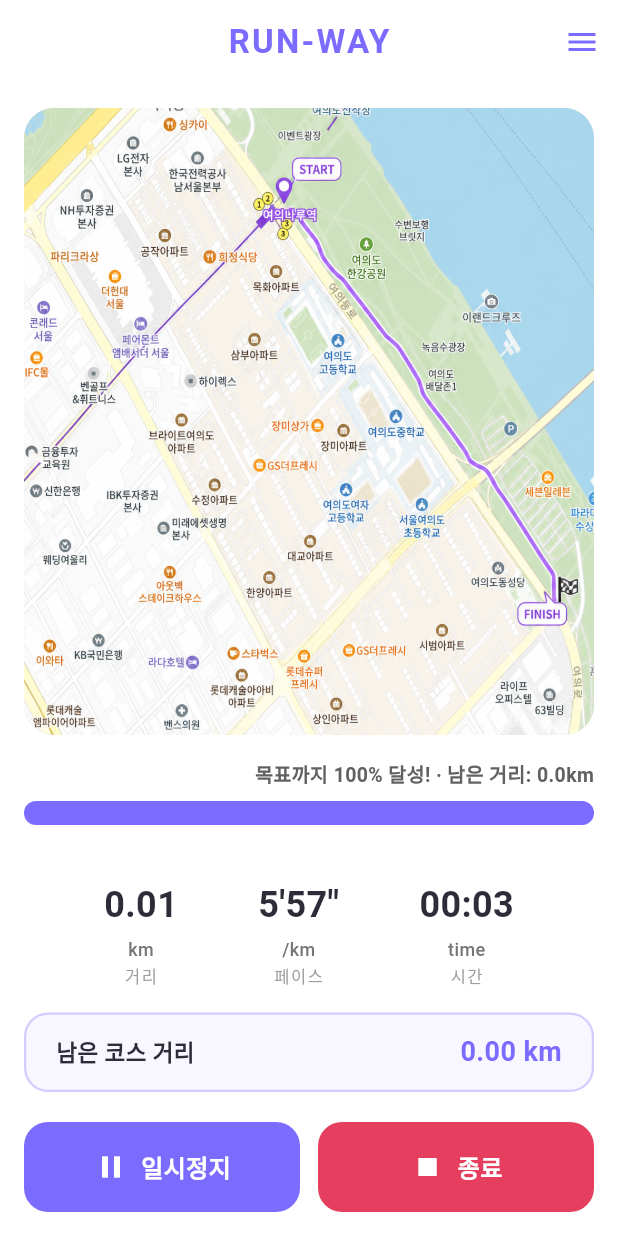
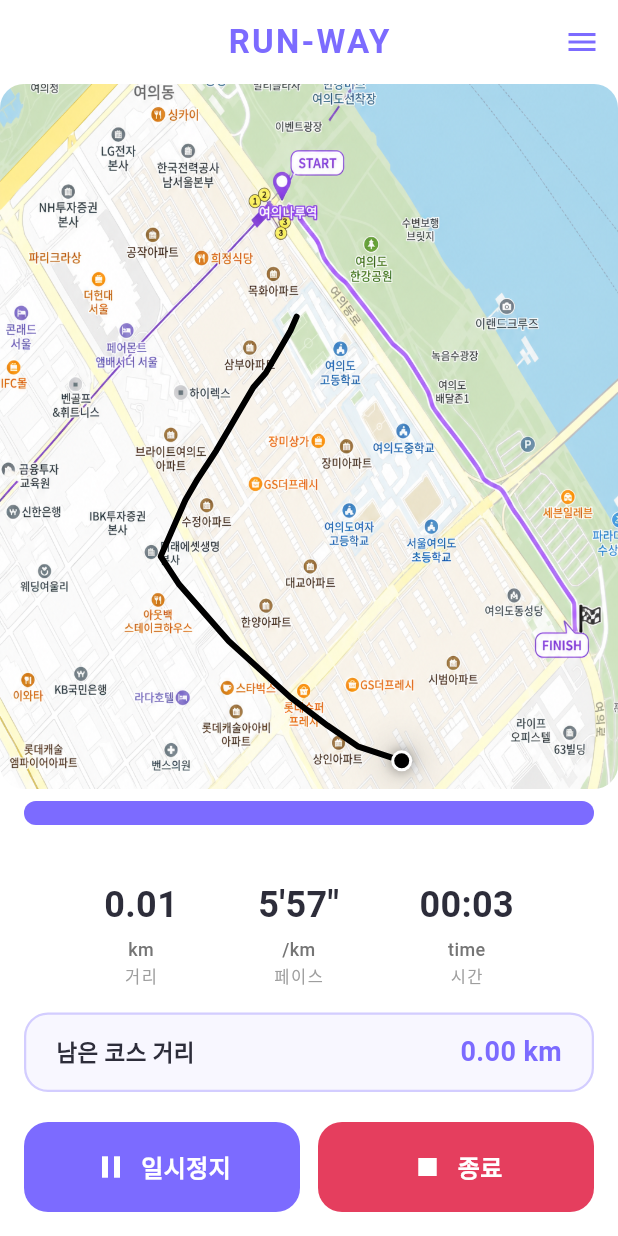
Before and after one commit to teaywood/runway-app, a Flutter app: the CourseRunningScreen screen opened directly with empty values, after a tap on the "menu" icon, on a phone screen of 412 x 824 dp. Run offline on Flutter 3.47's test engine with Material 3 defaults, Android fonts, the light colour scheme and no system bars; our stand-ins replace image_picker.

Commit message:
중간 점검

```diff
--- a/runway/lib/screen/my_room/my_room_screen.dart
+++ b/runway/lib/screen/my_room/my_room_screen.dart
@@ -147,15 +147,6 @@ class _RoomHeader extends StatelessWidget {
             color: AppColors.primary,
           ),
         ),
-        SizedBox(height: 2),
-        Text(
-          '나의 런웨이',
-          style: TextStyle(
-            fontSize: 22,
-            fontWeight: FontWeight.w800,
-            color: AppColors.textPrimary,
-          ),
-        ),
       ],
     );
   }
--- a/runway/lib/screen/run_screen/home/widgets/course_selection.dart
+++ b/runway/lib/screen/run_screen/home/widgets/course_selection.dart
@@ -238,7 +238,7 @@ class _ConditionBadge extends StatelessWidget {
               color: AppColors.primary, size: 18),
           const SizedBox(width: 8),
           Text(
-            '${distance.toStringAsFixed(1)} km  ·  $courseType  ·  안심 기본 적용',
+            '${distance.toStringAsFixed(1)} km  ·  $courseType',
             style: const TextStyle(
               color:      AppColors.primary,
               fontSize:   13,
--- a/runway/lib/screen/run_screen/running/course_running_screen.dart
+++ b/runway/lib/screen/run_screen/running/course_running_screen.dart
@@ -36,7 +36,6 @@ class _CourseRunningScreenState extends State<CourseRunningScreen>
   }
 
   void _onStop() {
-    // ── 종료 시점의 진행률을 캡처 ──
     final finalProgress =
         (distance / widget.targetDistance).clamp(0.0, 1.0);
 
@@ -50,7 +49,7 @@ class _CourseRunningScreenState extends State<CourseRunningScreen>
           pace: formattedPace,
           calories: estimatedCalories,
           courseImagePath: widget.courseImagePath,
-          progress: finalProgress, // ← 추가
+          progress: finalProgress,
         ),
       ),
     );
@@ -58,7 +57,7 @@ class _CourseRunningScreenState extends State<CourseRunningScreen>
 
   @override
   Widget build(BuildContext context) {
-    // 🎯 진행률 계산 (Course 고유)
+    // 🎯 진행률 계산
     final progressRate =
         (distance / widget.targetDistance).clamp(0.0, 1.0);
     final remainingDistance =
@@ -70,13 +69,14 @@ class _CourseRunningScreenState extends State<CourseRunningScreen>
       body: SafeArea(
         child: Column(
           children: [
-            // 지도 (코스 이미지 + AI 경로선 칩)
+            // 지도 + 실시간 경로 트래킹
             Expanded(
               child: RunMapArea(
                 courseImagePath: widget.courseImagePath,
+                trackingProgress: progressRate, // ← 추가!
               ),
             ),
-            // 진행률 바 (Course 고유)
+            // 진행률 바
             CourseProgressSection(
               progressRate: progressRate,
               remainingDistance: remainingDistance,
@@ -100,7 +100,7 @@ class _CourseRunningScreenState extends State<CourseRunningScreen>
                 ],
               ),
             ),
-            // 컨트롤 바 (공통)
+            // 컨트롤 바
             RunControlBar(
               isPaused: isPaused,
               onPauseToggle: togglePause,
--- a/runway/lib/screen/run_screen/running/widgets/course_progress_section.dart
+++ b/runway/lib/screen/run_screen/running/widgets/course_progress_section.dart
@@ -23,15 +23,6 @@ class CourseProgressSection extends StatelessWidget {
           child: Column(
             crossAxisAlignment: CrossAxisAlignment.end,
             children: [
-              Text(
-                '목표까지 ${(progressRate * 100).toStringAsFixed(0)}% 달성! · '
-                '남은 거리: ${remainingDistance.toStringAsFixed(1)}km',
-                style: TextStyle(
-                  fontSize: 13,
-                  fontWeight: FontWeight.w600,
-                  color: Colors.grey[700],
-                ),
-              ),
               const SizedBox(height: 8),
               ClipRRect(
                 borderRadius: BorderRadius.circular(12),
--- a/runway/lib/screen/run_screen/running/widgets/run_map_area.dart
+++ b/runway/lib/screen/run_screen/running/widgets/run_map_area.dart
@@ -1,55 +1,175 @@
 // lib/screen/run_screen/running/widgets/run_map_area.dart
+import 'dart:math';
 import 'package:flutter/material.dart';
 
-/// 공통 지도 영역 (mock).
-/// [courseImagePath]가 주어지면 해당 코스 이미지를 표시.
+/// ═══════════════════════════════════════════════════════════
+/// 🗺️ RUN MAP AREA — 코스 이미지 + 실시간 경로 트래킹
+/// ═══════════════════════════════════════════════════════════
+
+/// 코스별 더미 경로 데이터 (비율 좌표 0.0~1.0)
+const Map<String, List<Offset>> kCourseRoutes = {
+  'assets/images/course_2.png': [
+    Offset(0.48, 0.33), // START (여의나루역)
+    Offset(0.47, 0.35),
+    Offset(0.45, 0.38),
+    Offset(0.43, 0.41),
+    Offset(0.41, 0.43),
+    Offset(0.39, 0.46),
+    Offset(0.37, 0.49),
+    Offset(0.35, 0.52),
+    Offset(0.32, 0.56),
+    Offset(0.30, 0.59),
+    Offset(0.28, 0.63),
+    Offset(0.26, 0.67),
+    Offset(0.29, 0.71),
+    Offset(0.33, 0.75),
+    Offset(0.37, 0.79),
+    Offset(0.42, 0.83),
+    Offset(0.47, 0.87),
+    Offset(0.53, 0.91),
+    Offset(0.58, 0.94),
+    Offset(0.65, 0.96), // FINISH
+  ],
+};
+
 class RunMapArea extends StatelessWidget {
-  final String? courseImagePath;
+  final String courseImagePath;
 
-  const RunMapArea({super.key, this.courseImagePath});
+  /// 0.0 ~ 1.0 — 전체 경로 중 현재까지 진행된 비율
+  final double trackingProgress;
+
+  const RunMapArea({
+    super.key,
+    this.courseImagePath = '',
+    this.trackingProgress = 0.0,
+  });
 
   @override
   Widget build(BuildContext context) {
-    return Padding(
-      padding: const EdgeInsets.all(16),
-      child: Container(
-        width: double.infinity,
-        height: double.infinity,
-        decoration: BoxDecoration(
-          color: Colors.grey[300],
-          borderRadius: BorderRadius.circular(20),
-        ),
-        child: ClipRRect(
-          borderRadius: BorderRadius.circular(20),
-          child: courseImagePath != null
-              ? Image.asset(
-                  courseImagePath!,
-                  fit: BoxFit.cover,
-                  width: double.infinity,
-                  height: double.infinity,
-                  errorBuilder: (_, __, ___) => _MapPlaceholder(),
-                )
-              : _MapPlaceholder(),
-        ),
+    final route = kCourseRoutes[courseImagePath];
+
+    return ClipRRect(
+      borderRadius: BorderRadius.circular(16),
+      child: Stack(
+        fit: StackFit.expand,
+        children: [
+          // ── Layer 1: 코스 이미지 ──
+          if (courseImagePath.isNotEmpty)
+            Image.asset(
+              courseImagePath,
+              fit: BoxFit.cover,
+            )
+          else
+            Container(
+              color: const Color(0xFFF0F0F0),
+              child: const Center(
+                child: Text(
+                  '🗺️ MAP AREA',
+                  style: TextStyle(
+                    fontSize: 18,
+                    color: Color(0xFF999999),
+                  ),
+                ),
+              ),
+            ),
+
+          // ── Layer 2: 경로 트래킹 오버레이 ──
+          if (route != null && trackingProgress > 0)
+            CustomPaint(
+              painter: _RouteTrackingPainter(
+                fullRoute: route,
+                progress: trackingProgress,
+              ),
+            ),
+        ],
       ),
     );
   }
 }
 
-/// 이미지 없을 때 기본 플레이스홀더
-class _MapPlaceholder extends StatelessWidget {
+/// ─── CustomPainter: 경로선 + 글로우 dot ───
+class _RouteTrackingPainter extends CustomPainter {
+  final List<Offset> fullRoute;
+  final double progress; // 0.0 ~ 1.0
+
+  _RouteTrackingPainter({
+    required this.fullRoute,
+    required this.progress,
+  });
+
   @override
-  Widget build(BuildContext context) {
-    return Center(
-      child: Text(
-        '🗺️ MAP AREA',
-        style: TextStyle(
-          fontSize: 16,
-          fontWeight: FontWeight.w600,
-          color: Colors.grey[600],
-          letterSpacing: 2,
-        ),
-      ),
-    );
+  void paint(Canvas canvas, Size size) {
+    if (fullRoute.length < 2 || progress <= 0) return;
+
+    // ── 비율 좌표 → 실제 픽셀 좌표 변환 ──
+    final points = fullRoute
+        .map((p) => Offset(p.dx * size.width, p.dy * size.height))
+        .toList();
+
+    // ── 현재까지 그릴 점 개수 ──
+    final totalSegments = points.length - 1;
+    final progressIndex = progress * totalSegments;
+    final completedIndex = progressIndex.floor();
+    final segmentFraction = progressIndex - completedIndex;
+
+    // ── 그릴 점 리스트 구성 ──
+    final drawPoints = <Offset>[];
+    for (int i = 0; i <= min(completedIndex, totalSegments); i++) {
+      drawPoints.add(points[i]);
+    }
+
+    // 마지막 세그먼트 보간 (부드러운 진행)
+    if (completedIndex < totalSegments) {
+      final from = points[completedIndex];
+      final to = points[completedIndex + 1];
+      final interpolated = Offset(
+        from.dx + (to.dx - from.dx) * segmentFraction,
+        from.dy + (to.dy - from.dy) * segmentFraction,
+      );
+      drawPoints.add(interpolated);
+    }
+
+    if (drawPoints.length < 2) return;
+
+    // ── 경로선 (검은색) ──
+    final linePaint = Paint()
+      ..color = Colors.black
+      ..strokeWidth = 4.0
+      ..strokeCap = StrokeCap.round
+      ..strokeJoin = StrokeJoin.round
+      ..style = PaintingStyle.stroke;
+
+    final path = Path()..moveTo(drawPoints[0].dx, drawPoints[0].dy);
+    for (int i = 1; i < drawPoints.length; i++) {
+      path.lineTo(drawPoints[i].dx, drawPoints[i].dy);
+    }
+    canvas.drawPath(path, linePaint);
+
+    // ── 현재 위치: 글로우 dot ──
+    final currentPos = drawPoints.last;
+
+    // 외곽 글로우 (큰 원, 반투명)
+    final glowPaint = Paint()
+      ..color = Colors.black.withOpacity(0.15)
+      ..maskFilter = const MaskFilter.blur(BlurStyle.normal, 12);
+    canvas.drawCircle(currentPos, 14, glowPaint);
+
+    // 중간 링
+    final midPaint = Paint()
+      ..color = Colors.black.withOpacity(0.3)
+      ..maskFilter = const MaskFilter.blur(BlurStyle.normal, 4);
+    canvas.drawCircle(currentPos, 8, midPaint);
+
+    // 중심 dot (흰 테두리 + 검정 코어)
+    final outerDot = Paint()..color = Colors.white;
+    canvas.drawCircle(currentPos, 7, outerDot);
+
+    final innerDot = Paint()..color = Colors.black;
+    canvas.drawCircle(currentPos, 5, innerDot);
+  }
+
+  @override
+  bool shouldRepaint(covariant _RouteTrackingPainter oldDelegate) {
+    return oldDelegate.progress != progress;
   }
 }
--- a/runway/lib/screen/social_screen/social_screen.dart
+++ b/runway/lib/screen/social_screen/social_screen.dart
@@ -23,7 +23,7 @@ class _SocialScreenState extends State<SocialScreen> {
   final TextEditingController _messageController = TextEditingController();
   final ScrollController _scrollController = ScrollController();
   final List<FeedItem> _feedItems = [
-    FeedItem(message: '오늘 러닝 겁나 힘들었음'),
+    FeedItem(message: '오늘 날씨가 너무 덥네요'),
   ];
   Uint8List? _selectedImageBytes;
 
```
